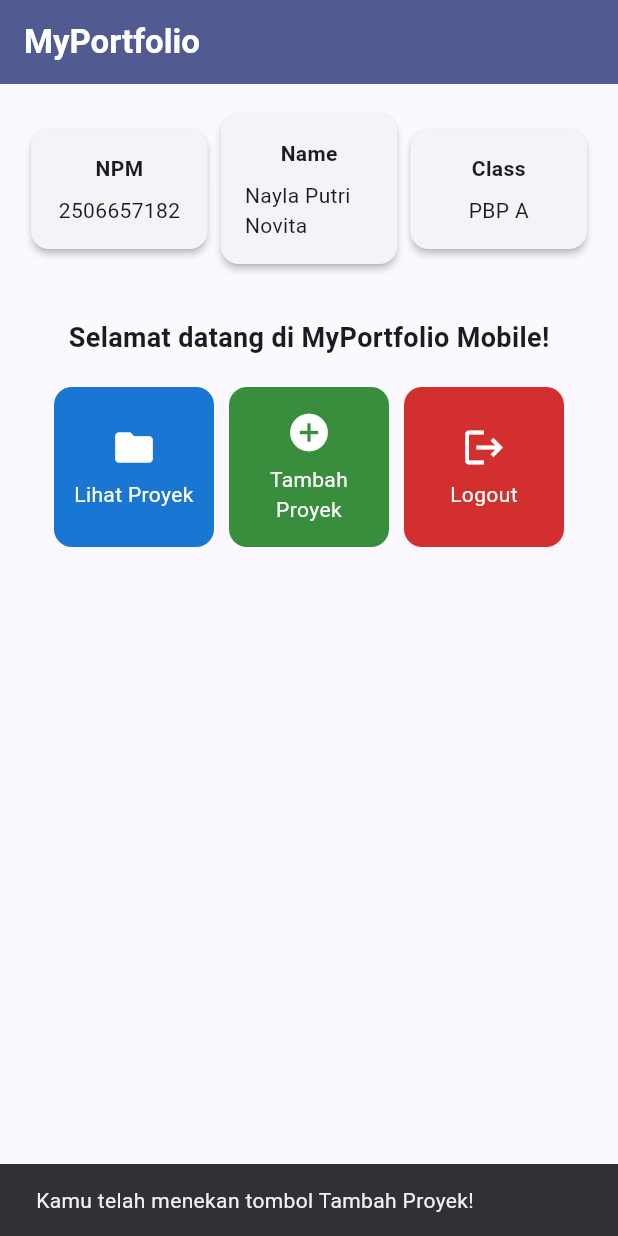
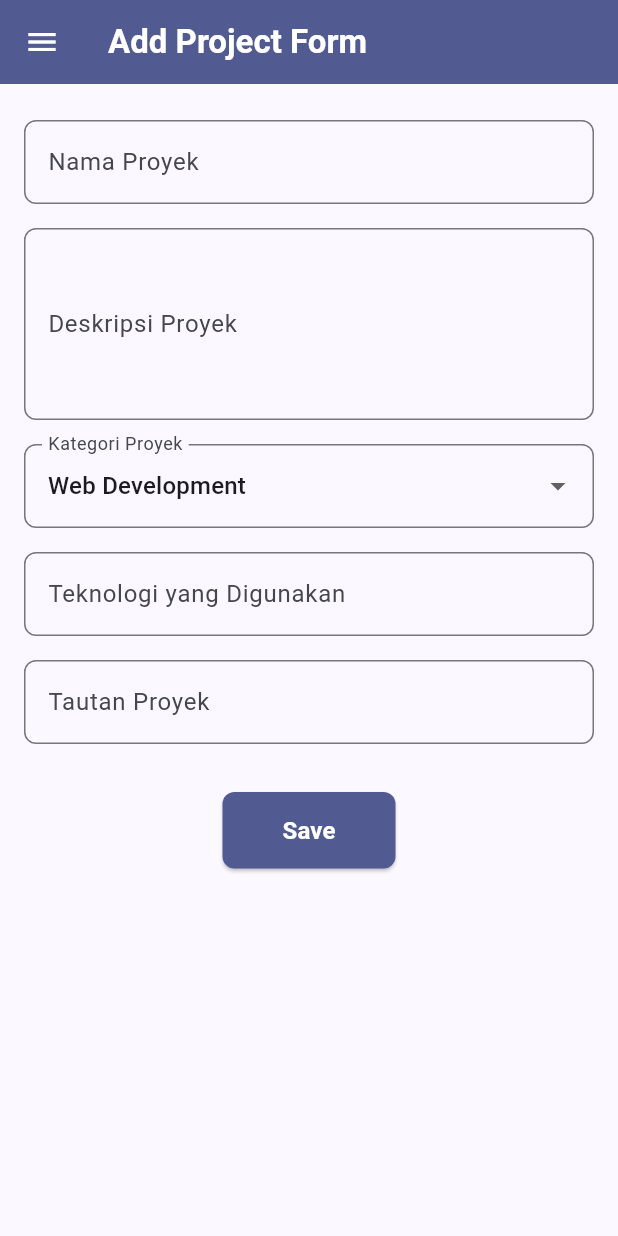
Before and after one commit to nayputnvt/myportofolio_mobile, a Flutter app: the screen it shows after launch, after a tap on "Tambah Proyek", on a phone screen of 412 x 824 dp. Run offline on Flutter 3.47's test engine with Material 3 defaults, Android fonts, the phone set to English and light mode, and no system bars.

Commit message:
Tutorial 09: Flutter Navigation, Layouts, Forms, and Input Elements

```diff
--- a/lib/main.dart
+++ b/lib/main.dart
@@ -1,10 +1,12 @@
 import 'package:flutter/material.dart';
-import 'package:myportofolio_mobile/menu.dart';
+import 'package:myportofolio_mobile/screens/menu.dart';
 
+// titik masuk utama aplikasi flutter
 void main() {
   runApp(const MyApp());
 }
 
+// widget root aplikasi
 class MyApp extends StatelessWidget {
   const MyApp({super.key});
 
--- a/lib/menu.dart
+++ b/lib/screens/menu.dart
@@ -1,6 +1,8 @@
 import 'package:flutter/material.dart';
+import 'package:myportofolio_mobile/widgets/left_drawer.dart';
+import 'package:myportofolio_mobile/widgets/project_card.dart';
 
-// model data item menu dengan tambahan atribut warna (color)
+// model data item menu dengan tambahan atribut warna
 class ItemHomepage {
   final String name;
   final IconData icon;
@@ -9,7 +11,7 @@ class ItemHomepage {
   ItemHomepage(this.name, this.icon, this.color);
 }
 
-// widget reusable untuk kartu informasi pemilik portofolio
+// widget reusable untuk kartu informasi identitas pemilik portofolio
 class InfoCard extends StatelessWidget {
   final String title;
   final String content;
@@ -38,62 +40,16 @@ class InfoCard extends StatelessWidget {
   }
 }
 
-// widget reusable untuk kartu tombol aksi dengan warna dinamis per item
-class ItemCard extends StatelessWidget {
-  final ItemHomepage item;
-
-  const ItemCard(this.item, {super.key});
-
-  @override
-  Widget build(BuildContext context) {
-    return Material(
-      // menggunakan warna unik dari masing masing item tombol
-      color: item.color,
-      borderRadius: BorderRadius.circular(12),
-      child: InkWell(
-        onTap: () {
-          // menampilkan notifikasi snackbar saat tombol diklik
-          ScaffoldMessenger.of(context)
-            ..hideCurrentSnackBar()
-            ..showSnackBar(
-              SnackBar(content: Text("Kamu telah menekan tombol ${item.name}!")),
-            );
-        },
-        child: Container(
-          padding: const EdgeInsets.all(8),
-          child: Center(
-            child: Column(
-              mainAxisAlignment: MainAxisAlignment.center,
-              children: [
-                Icon(
-                  item.icon,
-                  color: Colors.white,
-                  size: 30.0,
-                ),
-                const Padding(padding: EdgeInsets.all(3)),
-                Text(
-                  item.name,
-                  textAlign: TextAlign.center,
-                  style: const TextStyle(color: Colors.white),
-                ),
-              ],
-            ),
-          ),
-        ),
-      ),
-    );
-  }
-}
-
-// halaman utama portofolio dengan identitas asli pemilik
+// halaman utama portofolio
 class MyHomePage extends StatelessWidget {
   MyHomePage({super.key});
 
+  // data identitas pemilik portofolio
   final String npm = '2506657182';
   final String nama = 'Nayla Putri Novita';
   final String kelas = 'PBP A';
 
-  // daftar tombol aksi dengan warna latar belakang yang berbeda dan kontras
+  // daftar tombol menu aksi dengan warna unik masing masing
   final List<ItemHomepage> items = [
     ItemHomepage("Lihat Proyek", Icons.folder, Colors.blue.shade700),
     ItemHomepage("Tambah Proyek", Icons.add_circle, Colors.green.shade700),
@@ -112,13 +68,16 @@ class MyHomePage extends StatelessWidget {
           ),
         ),
         backgroundColor: Theme.of(context).colorScheme.primary,
+        iconTheme: const IconThemeData(color: Colors.white),
       ),
+      // memasang menu drawer navigasi samping di halaman utama
+      drawer: const LeftDrawer(),
       body: Padding(
         padding: const EdgeInsets.all(16.0),
         child: Column(
           crossAxisAlignment: CrossAxisAlignment.center,
           children: [
-            // baris horizontal untuk 3 infocard identitas pemilik
+            // baris kartu identitas pemilik portofolio
             Row(
               mainAxisAlignment: MainAxisAlignment.spaceEvenly,
               children: [
@@ -141,7 +100,7 @@ class MyHomePage extends StatelessWidget {
                       ),
                     ),
                   ),
-                  // gridview menampilkan kartu tombol 3 kolom
+                  // petak kisi 3 kolom untuk menampilkan kartu tombol
                   GridView.count(
                     primary: true,
                     padding: const EdgeInsets.all(20),
--- /dev/null
+++ b/lib/screens/project_form.dart
@@ -0,0 +1,249 @@
+import 'package:flutter/material.dart';
+import 'package:myportofolio_mobile/widgets/left_drawer.dart';
+
+// halaman formulir untuk menambahkan proyek baru ke dalam portofolio
+class ProjectFormPage extends StatefulWidget {
+  const ProjectFormPage({super.key});
+
+  @override
+  State<ProjectFormPage> createState() => _ProjectFormPageState();
+}
+
+class _ProjectFormPageState extends State<ProjectFormPage> {
+  // kunci unik untuk mengidentifikasi dan memvalidasi form secara global
+  final _formKey = GlobalKey<FormState>();
+
+  // variabel penampung data isian pengguna
+  String _name = "";
+  String _description = "";
+  String _category = "Web Development";
+  String _technologies = "";
+  String _link = "";
+
+  // daftar pilihan kategori proyek
+  final List<String> _categories = [
+    'Web Development',
+    'Mobile App',
+    'Data Science',
+    'UI/UX Design',
+    'Lainnya',
+  ];
+
+  @override
+  Widget build(BuildContext context) {
+    return Scaffold(
+      appBar: AppBar(
+        title: const Text(
+          'Add Project Form',
+          style: TextStyle(
+            color: Colors.white,
+            fontWeight: FontWeight.bold,
+          ),
+        ),
+        backgroundColor: Theme.of(context).colorScheme.primary,
+        iconTheme: const IconThemeData(color: Colors.white),
+      ),
+      // menambahkan drawer navigasi yang konsisten di sisi kiri
+      drawer: const LeftDrawer(),
+      body: Form(
+        key: _formKey,
+        child: SingleChildScrollView(
+          padding: const EdgeInsets.all(16.0),
+          child: Column(
+            crossAxisAlignment: CrossAxisAlignment.start,
+            children: [
+              // input field nama proyek
+              Padding(
+                padding: const EdgeInsets.symmetric(vertical: 8.0),
+                child: TextFormField(
+                  decoration: InputDecoration(
+                    hintText: "Nama Proyek",
+                    labelText: "Nama Proyek",
+                    border: OutlineInputBorder(
+                      borderRadius: BorderRadius.circular(8.0),
+                    ),
+                  ),
+                  onChanged: (String? value) {
+                    setState(() {
+                      _name = value ?? "";
+                    });
+                  },
+                  validator: (String? value) {
+                    if (value == null || value.trim().isEmpty) {
+                      return "Nama proyek tidak boleh kosong!";
+                    }
+                    return null;
+                  },
+                ),
+              ),
+
+              // input field deskripsi proyek
+              Padding(
+                padding: const EdgeInsets.symmetric(vertical: 8.0),
+                child: TextFormField(
+                  maxLines: 4,
+                  decoration: InputDecoration(
+                    hintText: "Deskripsi Proyek",
+                    labelText: "Deskripsi Proyek",
+                    border: OutlineInputBorder(
+                      borderRadius: BorderRadius.circular(8.0),
+                    ),
+                  ),
+                  onChanged: (String? value) {
+                    setState(() {
+                      _description = value ?? "";
+                    });
+                  },
+                  validator: (String? value) {
+                    if (value == null || value.trim().isEmpty) {
+                      return "Deskripsi tidak boleh kosong!";
+                    }
+                    return null;
+                  },
+                ),
+              ),
+
+              // pilihan dropdown kategori proyek
+              Padding(
+                padding: const EdgeInsets.symmetric(vertical: 8.0),
+                child: DropdownButtonFormField<String>(
+                  initialValue: _category,
+                  decoration: InputDecoration(
+                    labelText: "Kategori Proyek",
+                    border: OutlineInputBorder(
+                      borderRadius: BorderRadius.circular(8.0),
+                    ),
+                  ),
+                  items: _categories.map((String category) {
+                    return DropdownMenuItem<String>(
+                      value: category,
+                      child: Text(category),
+                    );
+                  }).toList(),
+                  onChanged: (String? newValue) {
+                    setState(() {
+                      _category = newValue!;
+                    });
+                  },
+                ),
+              ),
+
+              // input field teknologi yang digunakan
+              Padding(
+                padding: const EdgeInsets.symmetric(vertical: 8.0),
+                child: TextFormField(
+                  decoration: InputDecoration(
+                    hintText: "Teknologi yang Digunakan",
+                    labelText: "Teknologi yang Digunakan",
+                    border: OutlineInputBorder(
+                      borderRadius: BorderRadius.circular(8.0),
+                    ),
+                  ),
+                  onChanged: (String? value) {
+                    setState(() {
+                      _technologies = value ?? "";
+                    });
+                  },
+                  validator: (String? value) {
+                    if (value == null || value.trim().isEmpty) {
+                      return "Teknologi tidak boleh kosong!";
+                    }
+                    return null;
+                  },
+                ),
+              ),
+
+              // input field tautan proyek
+              Padding(
+                padding: const EdgeInsets.symmetric(vertical: 8.0),
+                child: TextFormField(
+                  decoration: InputDecoration(
+                    hintText: "Tautan Proyek",
+                    labelText: "Tautan Proyek",
+                    border: OutlineInputBorder(
+                      borderRadius: BorderRadius.circular(8.0),
+                    ),
+                  ),
+                  onChanged: (String? value) {
+                    setState(() {
+                      _link = value ?? "";
+                    });
+                  },
+                ),
+              ),
+
+              const SizedBox(height: 24),
+
+              // tombol save untuk memvalidasi dan memproses data
+              Center(
+                child: ElevatedButton(
+                  style: ElevatedButton.styleFrom(
+                    backgroundColor: Theme.of(context).colorScheme.primary,
+                    padding: const EdgeInsets.symmetric(
+                      horizontal: 40,
+                      vertical: 14,
+                    ),
+                    shape: RoundedRectangleBorder(
+                      borderRadius: BorderRadius.circular(8),
+                    ),
+                  ),
+                  onPressed: () {
+                    // validasi seluruh input pada form
+                    if (_formKey.currentState!.validate()) {
+                      // menampilkan alert dialog ringkasan proyek yang baru diinput
+                      showDialog(
+                        context: context,
+                        builder: (context) {
+                          return AlertDialog(
+                            title: const Text('Proyek berhasil ditambahkan!'),
+                            content: SingleChildScrollView(
+                              child: Column(
+                                crossAxisAlignment: CrossAxisAlignment.start,
+                                mainAxisSize: MainAxisSize.min,
+                                children: [
+                                  Text('Nama Proyek: $_name'),
+                                  Text('Deskripsi: $_description'),
+                                  Text('Kategori: $_category'),
+                                  Text('Teknologi: $_technologies'),
+                                  Text('Tautan: $_link'),
+                                ],
+                              ),
+                            ),
+                            actions: [
+                              TextButton(
+                                child: const Text('OK'),
+                                onPressed: () {
+                                  Navigator.pop(context);
+                                  _formKey.currentState!.reset();
+                                  setState(() {
+                                    _name = "";
+                                    _description = "";
+                                    _category = "Web Development";
+                                    _technologies = "";
+                                    _link = "";
+                                  });
+                                },
+                              ),
+                            ],
+                          );
+                        },
+                      );
+                    }
+                  },
+                  child: const Text(
+                    'Save',
+                    style: TextStyle(
+                      color: Colors.white,
+                      fontWeight: FontWeight.bold,
+                      fontSize: 16,
+                    ),
+                  ),
+                ),
+              ),
+            ],
+          ),
+        ),
+      ),
+    );
+  }
+}
--- /dev/null
+++ b/lib/widgets/left_drawer.dart
@@ -0,0 +1,74 @@
+import 'package:flutter/material.dart';
+import 'package:myportofolio_mobile/screens/menu.dart';
+import 'package:myportofolio_mobile/screens/project_form.dart';
+
+// widget drawer untuk menu navigasi samping aplikasi
+class LeftDrawer extends StatelessWidget {
+  const LeftDrawer({super.key});
+
+  @override
+  Widget build(BuildContext context) {
+    return Drawer(
+      child: ListView(
+        children: [
+          // bagian header drawer dengan identitas portofolio
+          DrawerHeader(
+            decoration: BoxDecoration(
+              color: Theme.of(context).colorScheme.primary,
+            ),
+            child: const Column(
+              crossAxisAlignment: CrossAxisAlignment.start,
+              mainAxisAlignment: MainAxisAlignment.center,
+              children: [
+                Text(
+                  'MyPortfolio',
+                  style: TextStyle(
+                    fontSize: 24,
+                    fontWeight: FontWeight.bold,
+                    color: Colors.white,
+                  ),
+                ),
+                SizedBox(height: 8),
+                Text(
+                  'Seluruh portofolio andalanku di sini!',
+                  style: TextStyle(
+                    fontSize: 14,
+                    color: Colors.white70,
+                  ),
+                ),
+              ],
+            ),
+          ),
+          // menu navigasi menuju halaman utama
+          ListTile(
+            leading: const Icon(Icons.home_outlined),
+            title: const Text('Halaman Utama'),
+            onTap: () {
+              // berpindah ke halaman utama dan menggantikan rute saat ini
+              Navigator.pushReplacement(
+                context,
+                MaterialPageRoute(
+                  builder: (context) => MyHomePage(),
+                ),
+              );
+            },
+          ),
+          // menu navigasi menuju form tambah proyek
+          ListTile(
+            leading: const Icon(Icons.add_box_outlined),
+            title: const Text('Tambah Proyek'),
+            onTap: () {
+              // membuka halaman form tambah proyek
+              Navigator.push(
+                context,
+                MaterialPageRoute(
+                  builder: (context) => const ProjectFormPage(),
+                ),
+              );
+            },
+          ),
+        ],
+      ),
+    );
+  }
+}
--- /dev/null
+++ b/lib/widgets/project_card.dart
@@ -0,0 +1,60 @@
+import 'package:flutter/material.dart';
+import 'package:myportofolio_mobile/screens/menu.dart';
+import 'package:myportofolio_mobile/screens/project_form.dart';
+
+// widget reusable untuk kartu tombol aksi pada menu beranda
+class ItemCard extends StatelessWidget {
+  final ItemHomepage item;
+
+  const ItemCard(this.item, {super.key});
+
+  @override
+  Widget build(BuildContext context) {
+    return Material(
+      // menggunakan warna unik dari masing masing item tombol
+      color: item.color,
+      borderRadius: BorderRadius.circular(12),
+      child: InkWell(
+        onTap: () {
+          // navigasi ke halaman form tambah proyek jika tombol tambah proyek ditekan
+          if (item.name == "Tambah Proyek") {
+            Navigator.push(
+              context,
+              MaterialPageRoute(
+                builder: (context) => const ProjectFormPage(),
+              ),
+            );
+          } else {
+            // memunculkan snackbar interaktif untuk tombol lainnya
+            ScaffoldMessenger.of(context)
+              ..hideCurrentSnackBar()
+              ..showSnackBar(
+                SnackBar(content: Text("Kamu telah menekan tombol ${item.name}!")),
+              );
+          }
+        },
+        child: Container(
+          padding: const EdgeInsets.all(8),
+          child: Center(
+            child: Column(
+              mainAxisAlignment: MainAxisAlignment.center,
+              children: [
+                Icon(
+                  item.icon,
+                  color: Colors.white,
+                  size: 30.0,
+                ),
+                const Padding(padding: EdgeInsets.all(3)),
+                Text(
+                  item.name,
+                  textAlign: TextAlign.center,
+                  style: const TextStyle(color: Colors.white),
+                ),
+              ],
+            ),
+          ),
+        ),
+      ),
+    );
+  }
+}
```
